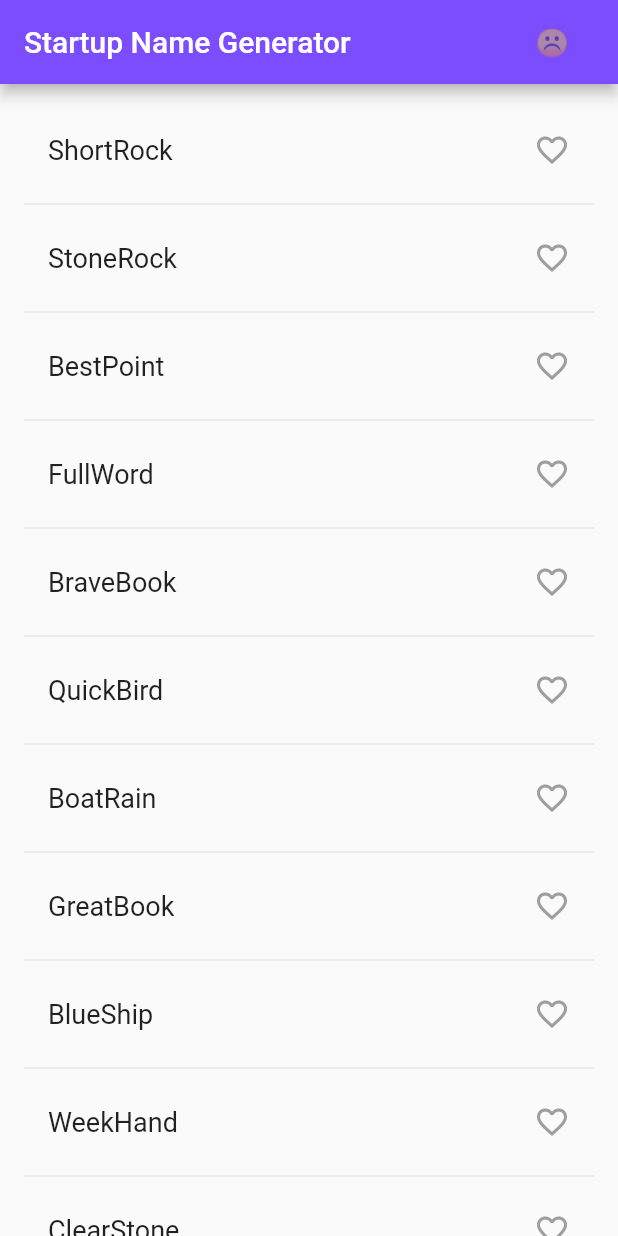
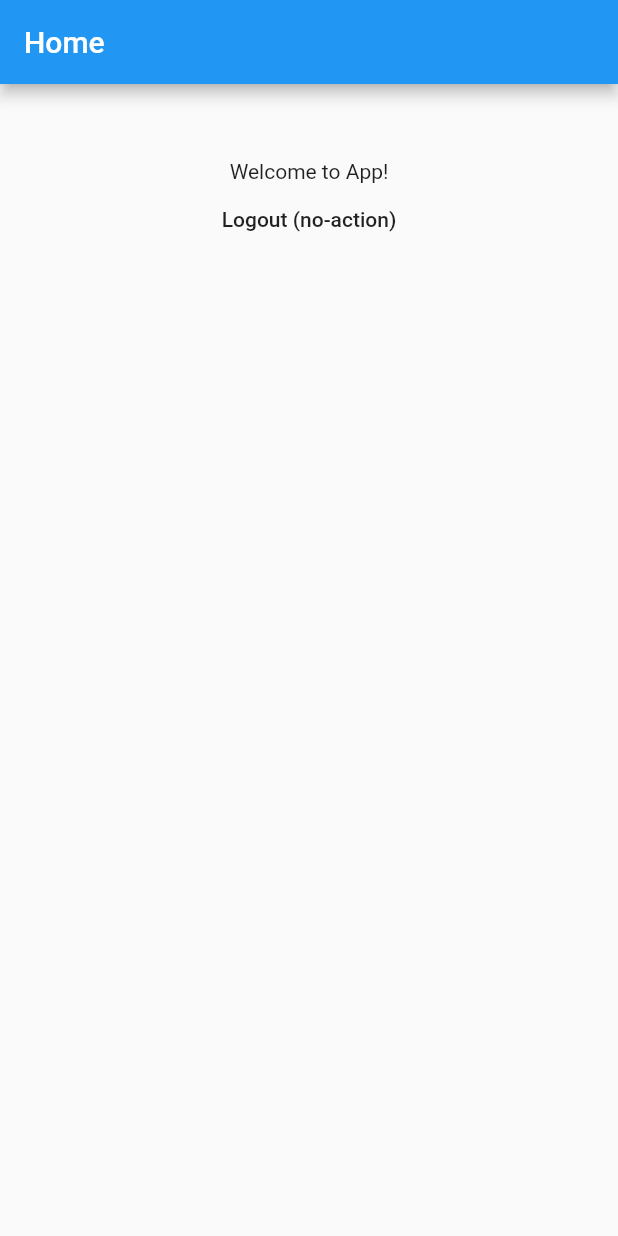
Before and after one commit to JoaoPauloCMarra/flutter-sandbox, a Flutter app: the screen it shows after launch, on a phone screen of 412 x 824 dp. Run offline on Flutter 3.47's test engine with Material 2 defaults, Android fonts, the phone set to English and light mode, and no system bars.

Commit message:
starting a login screen ui for study

```diff
--- a/lib/main.dart
+++ b/lib/main.dart
@@ -1,116 +1,28 @@
+import 'screens/home.dart';
+import 'screens/login.dart';
+import 'auth.dart';
 import 'package:flutter/material.dart';
-import 'package:english_words/english_words.dart';
 
-void main() => runApp(MyApp());
+AuthService appAuth = new AuthService();
 
-class MyApp extends StatelessWidget {
-  @override
-  Widget build(BuildContext context) {
-    return MaterialApp(
-      title: "My Sandbox App",
-      theme: new ThemeData(
-        primaryColor: Colors.deepPurpleAccent,
-      ),
-      home: RandomWords(),
-    );
-  }
-}
+void main() async {
+  // Set default home.
+  Widget _defaultHome = new LoginPage();
 
-class RandomWordsState extends State<RandomWords> {
-  final List<WordPair> _suggestions = <WordPair>[];
-  final Set<WordPair> _saved = new Set<WordPair>();
-  final TextStyle _biggerFont = const TextStyle(fontSize: 18.0);
-
-  @override
-  Widget build(BuildContext context) {
-    final FlatButton _showFavButton = new FlatButton(
-      child: Text(
-        _saved.length == 0 ? '☹️' : '😍',
-        style: _biggerFont,
-      ),
-      onPressed: _saved.length == 0 ? null : _pushSaved,
-    );
-
-    return Scaffold(
-      appBar: AppBar(title: Text('Startup Name Generator'), actions: <Widget>[
-        _showFavButton,
-      ]),
-      body: _buildSuggestions(),
-    );
+  // Get result of the login function.
+  bool _result = await appAuth.login();
+  if (_result) {
+    _defaultHome = new HomePage();
   }
 
-  Widget _buildRow(WordPair pair) {
-    final bool alreadySaved = _saved.contains(pair);
-
-    return new ListTile(
-      title: new Text(
-        pair.asPascalCase,
-        style: _biggerFont,
-      ),
-      trailing: new Icon(
-        alreadySaved ? Icons.favorite : Icons.favorite_border,
-        color: alreadySaved ? Colors.red : Colors.grey,
-      ),
-      onTap: () {
-        setState(() {
-          if (alreadySaved) {
-            _saved.remove(pair);
-          } else {
-            _saved.add(pair);
-          }
-        });
-      },
-    );
-  }
-
-  Widget _buildSuggestions() {
-    return ListView.builder(
-      padding: const EdgeInsets.all(16.0),
-      itemBuilder: (context, i) {
-        if (i.isOdd) return Divider();
-
-        final index = i ~/ 2;
-        if (index >= _suggestions.length) {
-          _suggestions.addAll(generateWordPairs().take(10));
-        }
-
-        return _buildRow(_suggestions[index]);
-      },
-    );
-  }
-
-  void _pushSaved() {
-    Navigator.of(context).push(
-      new MaterialPageRoute<void>(
-        builder: (BuildContext context) {
-          final Iterable<ListTile> tiles = _saved.map(
-            (WordPair pair) {
-              return new ListTile(
-                title: new Text(
-                  pair.asPascalCase,
-                  style: _biggerFont,
-                ),
-              );
-            },
-          );
-          final List<Widget> divided = ListTile.divideTiles(
-            context: context,
-            tiles: tiles,
-          ).toList();
-
-          return new Scaffold(
-            appBar: new AppBar(
-              title: const Text('Saved Suggestions'),
-            ),
-            body: new ListView(children: divided),
-          );
-        },
-      ),
-    );
-  }
+  // Run app!
+  runApp(new MaterialApp(
+    title: 'App',
+    home: _defaultHome,
+    routes: <String, WidgetBuilder>{
+      // Set routes for using the Navigator.
+      '/home': (BuildContext context) => new HomePage(),
+      '/login': (BuildContext context) => new LoginPage()
+    },
+  ));
 }
-
-class RandomWords extends StatefulWidget {
-  @override
-  RandomWordsState createState() => new RandomWordsState();
-}
--- /dev/null
+++ b/lib/screens/home.dart
@@ -0,0 +1,35 @@
+import 'package:sandbox/main.dart';
+import 'package:flutter/material.dart';
+
+class HomePage extends StatefulWidget {
+  @override
+  State<StatefulWidget> createState() => new _HomePageState();
+}
+
+class _HomePageState extends State<HomePage> {
+  String _status = 'no-action';
+
+  @override
+  Widget build(BuildContext context) => new Scaffold(
+        appBar: new AppBar(
+          title: new Text('Home'),
+        ),
+        body: new Container(
+          margin: new EdgeInsets.only(top: 50.0),
+          alignment: Alignment.center,
+          child: new Column(
+            children: <Widget>[
+              new Text('Welcome to App!'),
+              new FlatButton(
+                  child: new Text('Logout (${this._status})'),
+                  onPressed: () {
+                    setState(() => this._status = 'loading');
+
+                    appAuth.logout().then((_) =>
+                        Navigator.of(context).pushReplacementNamed('/login'));
+                  })
+            ],
+          ),
+        ),
+      );
+}
```
Also changed, not shown: lib/auth.dart (added, +17 -0 lines), lib/screens/login.dart (added, +35 -0 lines), pubspec.yaml (+17 -31 lines), fonts/Proxima Nova Bold.ttf (added), fonts/Proxima Nova Light.ttf (added), fonts/Proxima Nova Reg.ttf (added), images/bg2.jpg (added), images/bg3.jpg (added), images/bg4.jpg (added), images/bg5.jpg (added), pubspec.lock, 5 other files.
